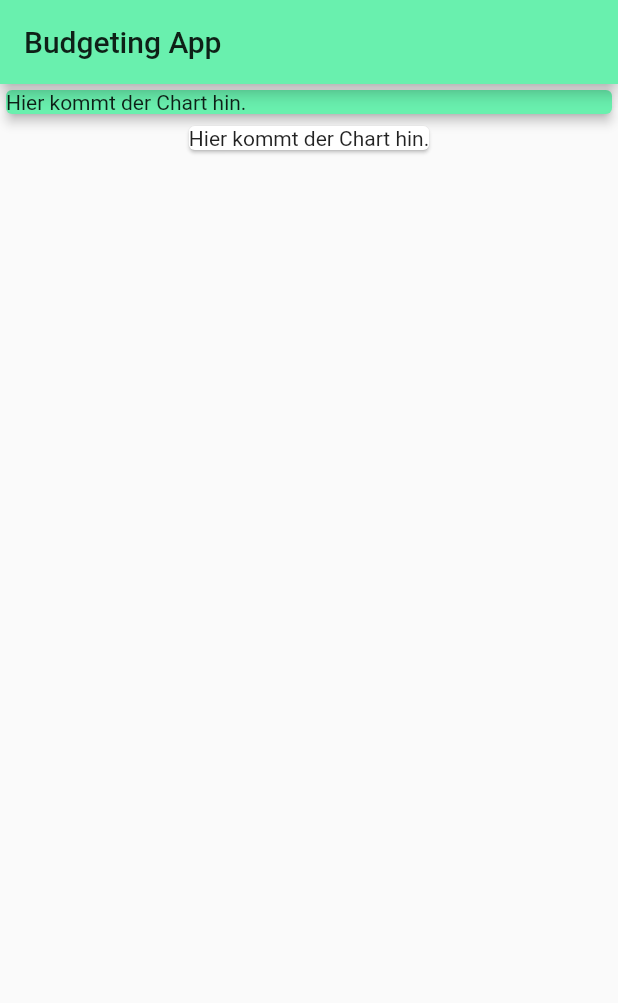
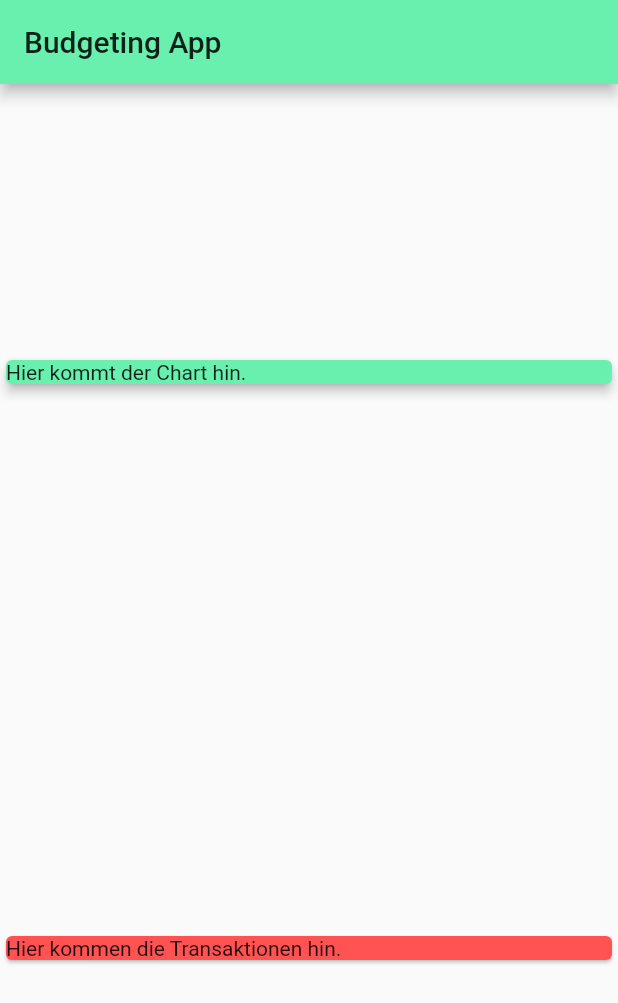
Before and after one commit to NightmindOfficial/fl_budget, a Flutter app: the screen it shows after launch, on a phone screen of 412 x 824 dp. Shown: the top 1003 px of the screen. Run offline on Flutter 3.47's test engine with Material 2 defaults, Android fonts, the phone set to English and light mode, and no system bars.

Commit message:
Video 69

```diff
--- a/lib/main.dart
+++ b/lib/main.dart
@@ -26,6 +26,8 @@ class MyHomePage extends StatelessWidget {
         backgroundColor: Colors.greenAccent,
       ),
       body: Column(
+        mainAxisAlignment: MainAxisAlignment.spaceAround,
+        crossAxisAlignment: CrossAxisAlignment.stretch,
         children: <Widget>[
           Container(
             width: double.infinity,
@@ -36,7 +38,8 @@ class MyHomePage extends StatelessWidget {
             ),
           ),
           Card(
-            child: Text('Hier kommt der Chart hin.'),
+            color: Colors.redAccent,
+            child: Text('Hier kommen die Transaktionen hin.'),
           ),
         ],
       ),
```
